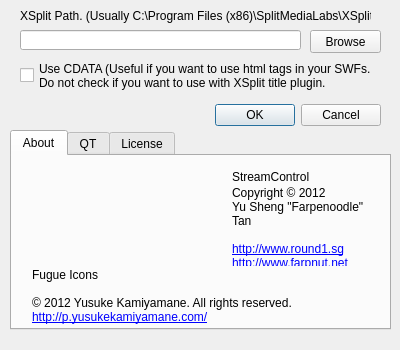
First picture: the form in StreamControl/configwindow.ui, repository farpenoodle/StreamControl, before the edit.
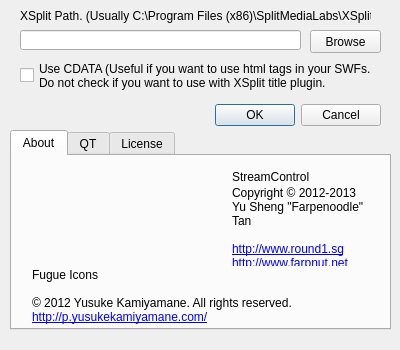
Second picture: the form after the edit. Icons and pictures are not drawn.

```diff
--- a/StreamControl/configwindow.ui
+++ b/StreamControl/configwindow.ui
@@ -126,7 +126,7 @@
       </rect>
      </property>
      <property name="text">
-      <string>&lt;html&gt;&lt;head/&gt;&lt;body&gt;&lt;p&gt;Copyright © 2012&lt;br/&gt;Yu Sheng &amp;quot;Farpenoodle&amp;quot; Tan &lt;br/&gt;&lt;br/&gt;&lt;a href=&quot;http://www.round1.sg&quot;&gt;&lt;span style=&quot; text-decoration: underline; color:#0000ff;&quot;&gt;http://www.round1.sg&lt;/span&gt;&lt;/a&gt;&lt;br/&gt;&lt;a href=&quot;http://www.farpnut.net&quot;&gt;&lt;span style=&quot; text-decoration: underline; color:#0000ff;&quot;&gt;http://www.farpnut.net&lt;/span&gt;&lt;/a&gt;&lt;/p&gt;&lt;/body&gt;&lt;/html&gt;</string>
+      <string>&lt;html&gt;&lt;head/&gt;&lt;body&gt;&lt;p&gt;Copyright © 2012-2013&lt;br/&gt;Yu Sheng &amp;quot;Farpenoodle&amp;quot; Tan &lt;br/&gt;&lt;br/&gt;&lt;a href=&quot;http://www.round1.sg&quot;&gt;&lt;span style=&quot; text-decoration: underline; color:#0000ff;&quot;&gt;http://www.round1.sg&lt;/span&gt;&lt;/a&gt;&lt;br/&gt;&lt;a href=&quot;http://www.farpnut.net&quot;&gt;&lt;span style=&quot; text-decoration: underline; color:#0000ff;&quot;&gt;http://www.farpnut.net&lt;/span&gt;&lt;/a&gt;&lt;/p&gt;&lt;/body&gt;&lt;/html&gt;</string>
      </property>
      <property name="textFormat">
       <enum>Qt::RichText</enum>
```
Left out of the diff: 2 changed lines with no effect on the pictures.
